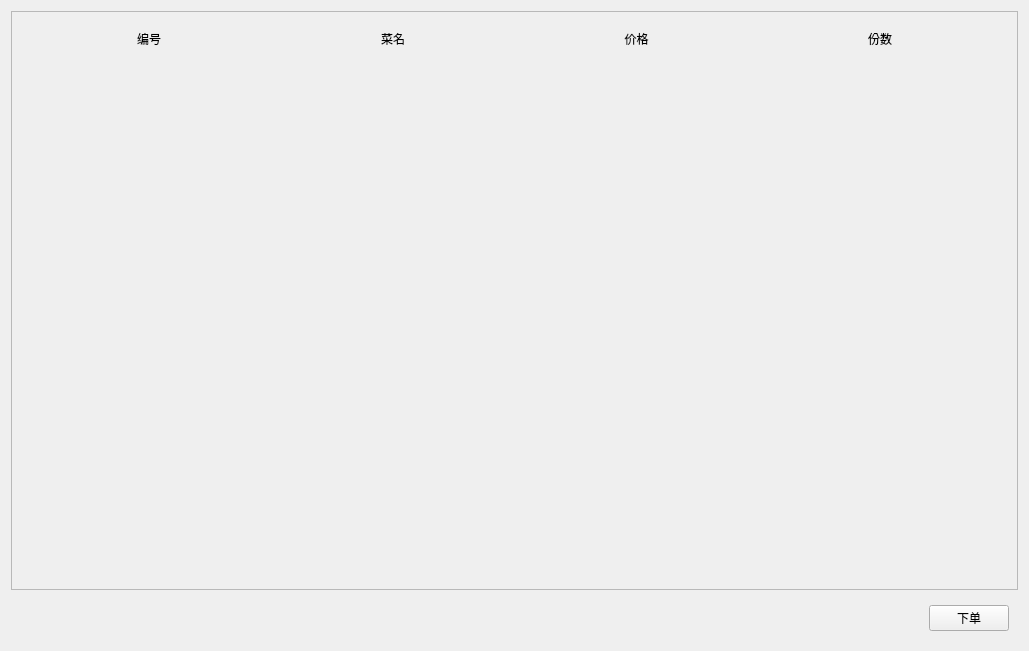
The window that client/clientinterface.ui (Li-Yaosong/BuffetMealsSystem) describes before a commit, drawn with Qt 5.
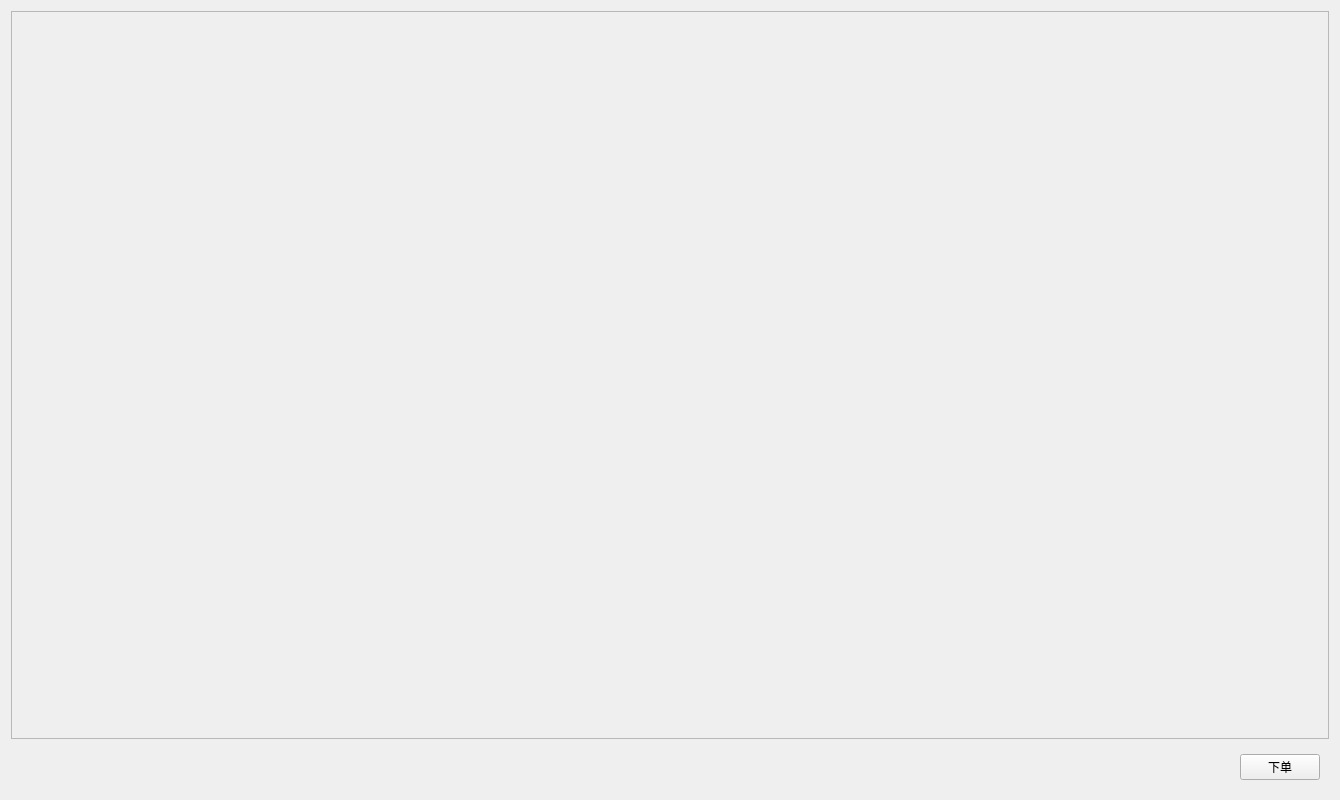
The same window after the commit.

Diff of the .ui file:
```diff
--- a/client/clientinterface.ui
+++ b/client/clientinterface.ui
@@ -6,10 +6,16 @@
    <rect>
     <x>0</x>
     <y>0</y>
-    <width>1029</width>
-    <height>651</height>
+    <width>1340</width>
+    <height>800</height>
    </rect>
   </property>
+  <property name="minimumSize">
+   <size>
+    <width>1340</width>
+    <height>0</height>
+   </size>
+  </property>
   <property name="windowTitle">
    <string>Form</string>
   </property>
@@ -24,71 +30,11 @@
        <rect>
         <x>0</x>
         <y>0</y>
-        <width>1001</width>
-        <height>554</height>
+        <width>1312</width>
+        <height>703</height>
        </rect>
       </property>
-      <layout class="QVBoxLayout" name="verticalLayout_5">
-       <item>
-        <widget class="QWidget" name="widget_4" native="true">
-         <layout class="QHBoxLayout" name="horizontalLayout_6">
-          <item>
-           <widget class="QLabel" name="label_10">
-            <property name="text">
-             <string>编号</string>
-            </property>
-            <property name="alignment">
-             <set>Qt::AlignCenter</set>
-            </property>
-           </widget>
-          </item>
-          <item>
-           <widget class="QLabel" name="label_11">
-            <property name="text">
-             <string>菜名</string>
-            </property>
-            <property name="alignment">
-             <set>Qt::AlignCenter</set>
-            </property>
-           </widget>
-          </item>
-          <item>
-           <widget class="QLabel" name="label_12">
-            <property name="text">
-             <string>价格</string>
-            </property>
-            <property name="alignment">
-             <set>Qt::AlignCenter</set>
-            </property>
-           </widget>
-          </item>
-          <item>
-           <widget class="QLabel" name="label_13">
-            <property name="text">
-             <string>份数</string>
-            </property>
-            <property name="alignment">
-             <set>Qt::AlignCenter</set>
-            </property>
-           </widget>
-          </item>
-         </layout>
-        </widget>
-       </item>
-       <item>
-        <spacer name="verticalSpacer_5">
-         <property name="orientation">
-          <enum>Qt::Vertical</enum>
-         </property>
-         <property name="sizeHint" stdset="0">
-          <size>
-           <width>20</width>
-           <height>40</height>
-          </size>
-         </property>
-        </spacer>
-       </item>
-      </layout>
+      <layout class="QGridLayout" name="gridLayout"/>
      </widget>
     </widget>
    </item>
```
Left out of the diff: 2 changed lines with no effect on the pictures.
